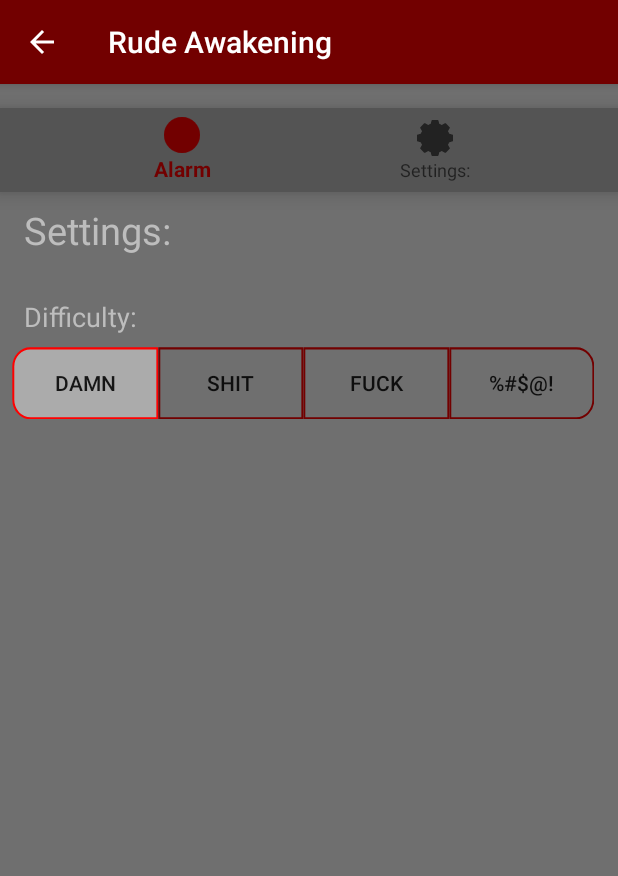
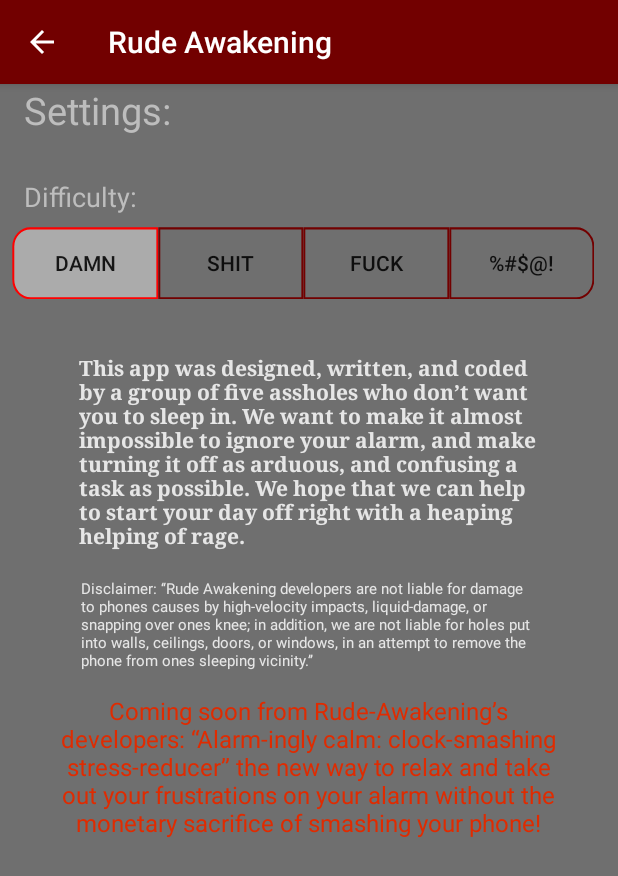
Before and after one commit to gavenl337/Rude_Awakening, an Android app: the settings screen opened directly, with no data from a screen before it, on a phone screen of 412 x 824 dp. Shown: the top 876 px of the screen. Run offline under Robolectric (Android 15) with nearby library versions, the phone set to English and light mode, and no system bars.

Commit message:
finalized design and added blurb in settings

```diff
--- a/app/src/main/res/layout/activity_settings.xml
+++ b/app/src/main/res/layout/activity_settings.xml
@@ -13,12 +13,11 @@
         android:layout_width="wrap_content"
         android:layout_height="wrap_content"
         android:layout_marginStart="16dp"
-        android:layout_marginTop="8dp"
         android:text="@string/title_activity_settings"
         android:textColor="@color/divider"
         android:textSize="25sp"
         app:layout_constraintStart_toStartOf="parent"
-        app:layout_constraintTop_toBottomOf="@+id/navigation" />
+        app:layout_constraintTop_toTopOf="parent" />
 
     <TextView
         android:id="@+id/textView"
@@ -94,21 +93,52 @@
 
     </android.support.constraint.ConstraintLayout>
 
-    <android.support.design.widget.BottomNavigationView
-        android:id="@+id/navigation"
-        android:layout_width="0dp"
-        android:layout_height="wrap_content"
-        android:layout_marginTop="16dp"
-        android:background="#545454"
-        app:labelVisibilityMode="auto"
-        app:layout_constraintHorizontal_bias="0.0"
-        app:layout_constraintLeft_toLeftOf="parent"
-        app:layout_constraintRight_toRightOf="parent"
-        app:layout_constraintTop_toTopOf="parent"
-        app:menu="@menu/navigation" />
-
     <android.support.constraint.Group
         android:id="@+id/group"
         android:layout_width="wrap_content"
         android:layout_height="wrap_content" />
+
+    <TextView
+        android:id="@+id/textView4"
+        android:layout_width="307dp"
+        android:layout_height="138dp"
+        android:layout_marginStart="8dp"
+        android:layout_marginTop="36dp"
+        android:layout_marginEnd="8dp"
+        android:fontFamily="serif"
+        android:text="This app was designed, written, and coded by a group of five assholes who don’t want you to sleep in. We want to make it almost impossible to ignore your alarm, and make turning it off as arduous, and confusing a task as possible. We hope that we can help to start your day off right with a heaping helping of rage."
+        android:textColor="#E6E6E6"
+        android:textSize="14sp"
+        android:textStyle="bold"
+        android:typeface="normal"
+        app:layout_constraintEnd_toEndOf="parent"
+        app:layout_constraintStart_toStartOf="parent"
+        app:layout_constraintTop_toBottomOf="@+id/linearLayout" />
+
+    <TextView
+        android:id="@+id/textView5"
+        android:layout_width="303dp"
+        android:layout_height="61dp"
+        android:layout_marginTop="12dp"
+        android:text="Disclaimer: “Rude Awakening developers are not liable for damage to phones causes by high-velocity impacts, liquid-damage, or snapping over ones knee; in addition, we are not liable for holes put into walls, ceilings, doors, or windows, in an attempt to remove the phone from ones sleeping vicinity.”"
+        android:textColor="#E6E6E6"
+        android:textSize="10sp"
+        app:layout_constraintEnd_toEndOf="@+id/textView4"
+        app:layout_constraintHorizontal_bias="0.333"
+        app:layout_constraintStart_toStartOf="@+id/textView4"
+        app:layout_constraintTop_toBottomOf="@+id/textView4" />
+
+    <TextView
+        android:id="@+id/textView6"
+        android:layout_width="331dp"
+        android:layout_height="124dp"
+        android:layout_marginTop="16dp"
+        android:text="Coming soon from Rude-Awakening’s developers: “Alarm-ingly calm: clock-smashing stress-reducer” the new way to relax and take out your frustrations on your alarm without the monetary sacrifice of smashing your phone!"
+        android:textAlignment="center"
+        android:textColor="@color/RedWords"
+        android:textSize="16sp"
+        app:layout_constraintEnd_toEndOf="@+id/textView5"
+        app:layout_constraintStart_toStartOf="@+id/textView5"
+        app:layout_constraintTop_toBottomOf="@+id/textView5" />
+
 </android.support.constraint.ConstraintLayout>
--- a/app/src/main/res/layout/activity_splash.xml
+++ b/app/src/main/res/layout/activity_splash.xml
@@ -19,21 +19,4 @@
         app:srcCompat="@drawable/splash_page"
         tools:srcCompat="@drawable/splash_page" />
 
-    <TextView
-        android:id="@+id/textView2"
-        android:layout_width="wrap_content"
-        android:layout_height="wrap_content"
-        android:layout_marginStart="8dp"
-        android:layout_marginLeft="8dp"
-        android:layout_marginTop="128dp"
-        android:layout_marginEnd="8dp"
-        android:layout_marginRight="8dp"
-        android:text="@string/app_name"
-        android:textColor="@color/primary"
-        android:textSize="30sp"
-        android:typeface="sans"
-        app:layout_constraintEnd_toEndOf="parent"
-        app:layout_constraintStart_toStartOf="parent"
-        app:layout_constraintTop_toTopOf="@+id/imageView"
-        tools:text="@string/app_name" />
 </android.support.constraint.ConstraintLayout>
```
